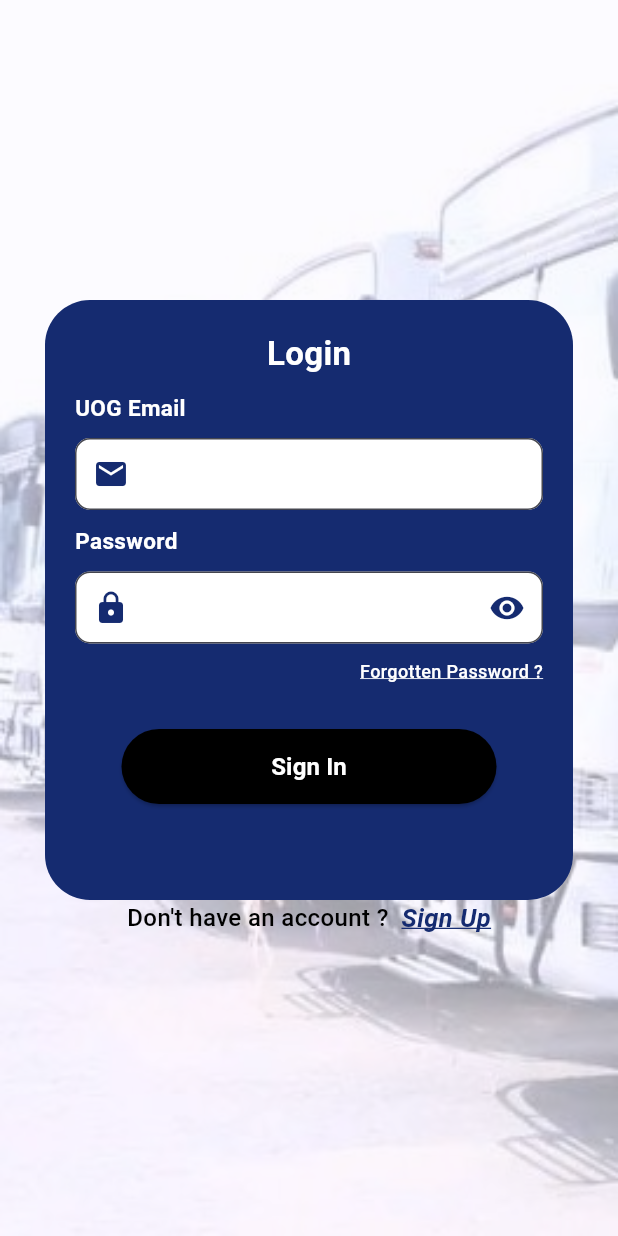
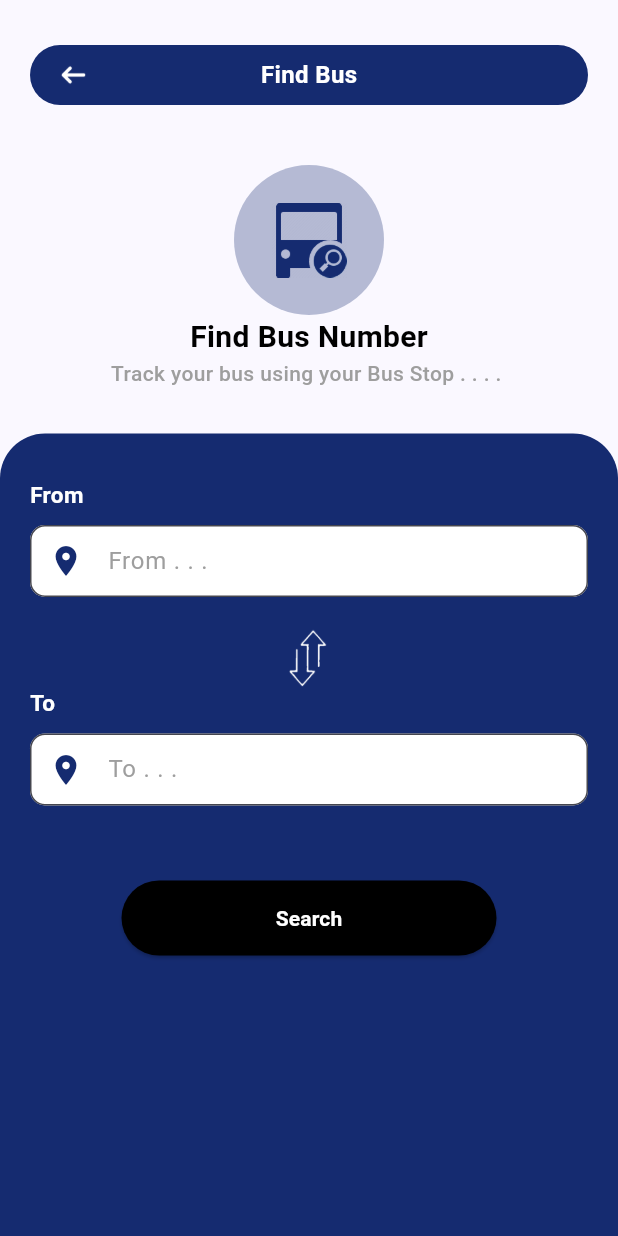
Before and after one commit to MalikShakir786/FYP, a Flutter app: the FypLoginScreen screen opened directly, after a tap on "Sign In", on a phone screen of 412 x 824 dp. Run offline on Flutter 3.47's test engine with Material 3 defaults, Android fonts, the phone set to English and light mode, and no system bars; our stand-ins replace google_fonts; Roboto replaces fonts that are missing (Sansita).

Commit message:
Find Bus Screens Added

```diff
--- a/lib/core/auth/fyp_login_screen.dart
+++ b/lib/core/auth/fyp_login_screen.dart
@@ -1,6 +1,7 @@
 import 'package:flutter/material.dart';
 import 'package:fyp/core/auth/forgot_password_screen.dart';
 import 'package:fyp/core/auth/fyp_signup_screen.dart';
+import 'package:fyp/core/bus_find/find_bus_screen.dart';
 import 'package:fyp/global_widgets/fyp_button.dart';
 import 'package:fyp/global_widgets/fyp_text.dart';
 import 'package:fyp/global_widgets/fyp_textfield.dart';
@@ -77,7 +78,9 @@ class FypLoginScreen extends StatelessWidget {
                                   ),
                                 )),
                             SizedBox(height: 30,),
-                            FypButton(text: "Sign In", onTap: (){},)
+                            FypButton(text: "Sign In", onTap: (){
+                              Navigator.push(context, MaterialPageRoute(builder: (context)=> FindBusScreen()));
+                            },)
                           ],
                         ),
                       ),
--- /dev/null
+++ b/lib/core/bus_find/find_bus_screen.dart
@@ -0,0 +1,81 @@
+import 'package:flutter/material.dart';
+import 'package:fyp/core/bus_find/finded_bus_screen.dart';
+import 'package:fyp/global_widgets/fyp_button.dart';
+import 'package:fyp/global_widgets/fyp_navbar.dart';
+import 'package:fyp/global_widgets/fyp_text.dart';
+import 'package:fyp/global_widgets/fyp_textfield.dart';
+import 'package:fyp/utils/constants.dart';
+
+class FindBusScreen extends StatelessWidget {
+  const FindBusScreen({super.key});
+
+  @override
+  Widget build(BuildContext context) {
+    return Scaffold(
+      body: Column(
+        crossAxisAlignment: CrossAxisAlignment.center,
+        children: [
+          SizedBox(height: 10,),
+          FypNavBar(title: "Find Bus"),
+          SizedBox(height: 20,),
+          Container(
+            height: 100,
+            width: 100,
+            padding: EdgeInsets.all(25),
+            decoration: BoxDecoration(
+              borderRadius: BorderRadius.circular(50),
+              color: primaryColor.withOpacity(0.3)
+            ),
+            child: Center(
+              child: Image.asset(FypIcons.findBus),
+            ),
+          ),
+          FypText(text: "Find Bus Number",
+          color: Colors.black,
+          fontSize: 20,
+            fontWeight: FontWeight.bold,
+          ),
+          FypText(text: "Track your bus using your Bus Stop . . . . ",
+            color: Colors.grey,
+            fontSize: 14,
+          ),
+          SizedBox(height: 30,),
+          Expanded(
+            child: Container(
+              width: double.infinity,
+              decoration: BoxDecoration(
+                color: primaryColor,
+                borderRadius: BorderRadius.only(
+                  topRight: Radius.circular(30),
+                  topLeft: Radius.circular(30),
+                )
+              ),
+              child: Padding(
+                padding: const EdgeInsets.symmetric(horizontal: 20,vertical: 30),
+                child: Column(
+                  children: [
+                    FypTextField(
+                      labelText: "From",
+                      prefixIcon: Icon(Icons.location_on,color: primaryColor,),
+                      hintText: "From . . . ",
+                    ),
+                    SizedBox(height: 20,),
+                    Image.asset(FypIcons.doubleArrowVertical,height: 40,),
+                    FypTextField(labelText: "To",
+                      prefixIcon: Icon(Icons.location_on,color: primaryColor,),
+                      hintText: "To . . . ",
+                    ),
+                    SizedBox(height: 50,),
+                    FypButton(text: "Search", onTap: (){
+                      Navigator.push(context, MaterialPageRoute(builder: (context)=> FindedBusScreen()));
+                    }),
+                  ],
+                ),
+              ),
+            ),
+          ),
+        ],
+      ),
+    );
+  }
+}
--- a/lib/global_widgets/fyp_navbar.dart
+++ b/lib/global_widgets/fyp_navbar.dart
@@ -17,7 +17,7 @@ class FypNavBar extends StatelessWidget{
       padding: const EdgeInsets.symmetric(horizontal: 20,vertical: 20),
       child: Container(
         width: MediaQuery.of(context).size.width,
-        height: 46,
+        height: 40,
         decoration: BoxDecoration(
           color: primaryColor,
           borderRadius: BorderRadius.circular(30)
@@ -27,8 +27,9 @@ class FypNavBar extends StatelessWidget{
             Center(
               child: FypText(
                 text: title,
-                fontSize: 20,
+                fontSize: 16,
                 color: Colors.white,
+                fontWeight: FontWeight.bold,
               ),
             ),
             Padding(
@@ -39,7 +40,7 @@ class FypNavBar extends StatelessWidget{
                       onTap: (){
                         Navigator.pop(context);
                       },
-                      child: Image.asset(FypIcons.backArrow,height: 15,))),
+                      child: Image.asset(FypIcons.backArrow,height: 18,))),
             )
           ],
         ),
--- a/lib/global_widgets/fyp_text.dart
+++ b/lib/global_widgets/fyp_text.dart
@@ -4,7 +4,7 @@ class FypText extends StatelessWidget {
   FypText({
     super.key,
     required this.text,
-    this.fontSize = 16,
+    this.fontSize = 14,
     this.fontWeight = FontWeight.w500,
     this.color = Colors.white,
     this.textAlign = null,
--- a/lib/global_widgets/fyp_textfield.dart
+++ b/lib/global_widgets/fyp_textfield.dart
@@ -30,6 +30,9 @@ class FypTextField extends StatelessWidget {
           decoration: InputDecoration(
             fillColor: Colors.white,
             hintText: hintText,
+            hintStyle: TextStyle(
+              color: Colors.grey
+            ),
             filled: true,
             contentPadding: EdgeInsets.symmetric(vertical: 11,horizontal: 15),
             border: OutlineInputBorder(
--- a/lib/utils/constants.dart
+++ b/lib/utils/constants.dart
@@ -44,6 +44,11 @@ class FypImages {
 
 //FYP Icons
 class FypIcons{
-  static const doubleArrowIcon  = "assets/icons/doubleArrowIcon.png";
+  static const doubleArrowVertical  = "assets/icons/doubleArrowVertical.png";
+  static const doubleArrowHorizontal  = "assets/icons/doubleArrowHorizontal.png";
   static const backArrow = "assets/icons/backArrow.png";
+  static const findBus = "assets/icons/findBus.png";
+  static const notification = "assets/icons/notification.png";
+  static const busStop = "assets/icons/busStop.png";
+  static const timeTable = "assets/icons/busStop.png";
 }
```
Also changed, not shown: lib/core/bus_find/finded_bus_screen.dart (added, +102 -0 lines), lib/global_widgets/bus_detail_container.dart (added, +90 -0 lines), lib/global_widgets/text_Rows.dart (added, +49 -0 lines), assets/icons/backArrow.png, assets/icons/busStop.png (added), assets/icons/doubleArrowHorizontal.png (renamed from assets/icons/doubleArrowIcon - Copy.png), assets/icons/doubleArrowIcon.png (deleted), assets/icons/doubleArrowVertical.png (added), assets/icons/findBus.png (added), assets/icons/notification.png (added), assets/icons/timeTable.png (added).
